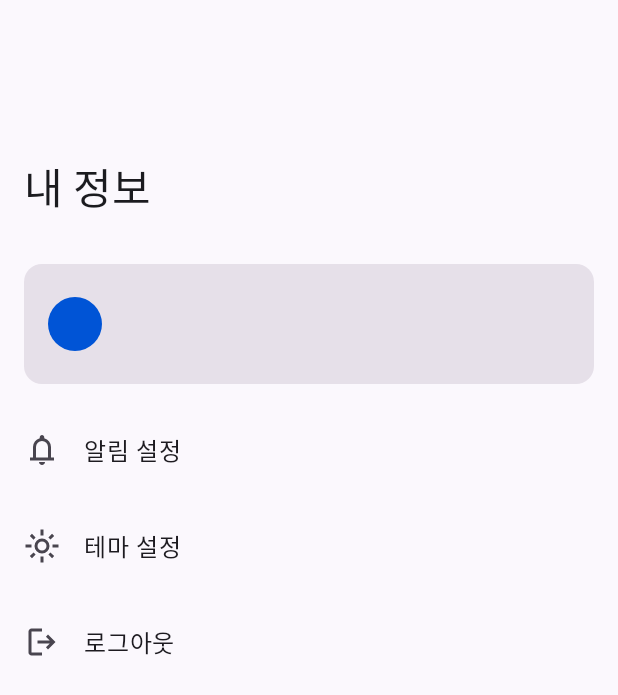
After one commit to boostcampwm2023/and09-PriceGuard, an Android app: the fragment MyPageFragment shown on its own in the app's theme, on a phone screen of 412 x 824 dp. The commit adds this screen. Shown: the top 695 px of the screen. Run offline under Robolectric (Android 15) with nearby library versions, the phone set to English and light mode, and no system bars; our stand-ins replace data binding.

Commit message:
feat: 내 정보 ui 추가, 리사이클러 뷰 어댑터 구현

```diff
--- /dev/null
+++ b/android/app/src/main/java/app/priceguard/ui/MyPageFragment.kt
@@ -0,0 +1,38 @@
+package app.priceguard.ui
+
+import android.os.Bundle
+import android.view.LayoutInflater
+import android.view.View
+import android.view.ViewGroup
+import androidx.fragment.app.Fragment
+import app.priceguard.R
+import app.priceguard.databinding.FragmentMyPageBinding
+
+class MyPageFragment : Fragment() {
+
+    private lateinit var binding: FragmentMyPageBinding
+
+    override fun onCreateView(
+        inflater: LayoutInflater,
+        container: ViewGroup?,
+        savedInstanceState: Bundle?
+    ): View {
+        binding = FragmentMyPageBinding.inflate(layoutInflater, container, false)
+        return binding.root
+    }
+
+    override fun onViewCreated(view: View, savedInstanceState: Bundle?) {
+        super.onViewCreated(view, savedInstanceState)
+
+        initSettingAdapter()
+    }
+
+    private fun initSettingAdapter() {
+        val items = mutableListOf(
+            SettingItem(R.drawable.ic_notification, getString(R.string.notification_setting)),
+            SettingItem(R.drawable.ic_light_mode, getString(R.string.theme_setting)),
+            SettingItem(R.drawable.ic_logout, getString(R.string.logout))
+        )
+        binding.rvMyPageSetting.adapter = MyPageSettingAdapter(items)
+    }
+}
--- /dev/null
+++ b/android/app/src/main/java/app/priceguard/ui/MyPageSettingAdapter.kt
@@ -0,0 +1,38 @@
+package app.priceguard.ui
+
+import android.view.LayoutInflater
+import android.view.ViewGroup
+import androidx.recyclerview.widget.RecyclerView
+import app.priceguard.databinding.ItemMyPageListBinding
+
+data class SettingItem(
+    val icon: Int,
+    val title: String
+)
+
+class MyPageSettingAdapter(private val items: List<SettingItem>) : RecyclerView.Adapter<ViewHolder>() {
+
+    override fun getItemCount(): Int {
+        return items.size
+    }
+
+    override fun onCreateViewHolder(parent: ViewGroup, viewType: Int): ViewHolder {
+        val binding = ItemMyPageListBinding.inflate(LayoutInflater.from(parent.context), parent, false)
+        return ViewHolder(binding)
+    }
+
+    override fun onBindViewHolder(holder: ViewHolder, position: Int) {
+        val item = items[position]
+        holder.bind(item)
+    }
+}
+
+class ViewHolder(private val binding: ItemMyPageListBinding) : RecyclerView.ViewHolder(binding.root) {
+
+    fun bind(item: SettingItem) {
+        with(binding) {
+            ivMyPageItemIcon.setImageResource(item.icon)
+            settingInfo = item
+        }
+    }
+}
--- /dev/null
+++ b/android/app/src/main/res/layout/fragment_my_page.xml
@@ -0,0 +1,102 @@
+<?xml version="1.0" encoding="utf-8"?>
+<layout xmlns:android="http://schemas.android.com/apk/res/android"
+    xmlns:app="http://schemas.android.com/apk/res-auto"
+    xmlns:tools="http://schemas.android.com/tools">
+
+    <androidx.coordinatorlayout.widget.CoordinatorLayout
+        android:layout_width="match_parent"
+        android:layout_height="match_parent"
+        android:background="?attr/colorSurface"
+        tools:context=".ui.MyPageFragment">
+
+        <com.google.android.material.appbar.AppBarLayout
+            android:id="@+id/abl_signup_topbar"
+            android:layout_width="match_parent"
+            android:layout_height="wrap_content"
+            android:fitsSystemWindows="true"
+            app:layout_constraintTop_toTopOf="parent">
+
+            <com.google.android.material.appbar.CollapsingToolbarLayout
+                android:id="@+id/ctl_signup_topbar"
+                style="?attr/collapsingToolbarLayoutLargeStyle"
+                android:layout_width="match_parent"
+                android:layout_height="?attr/collapsingToolbarLayoutLargeSize"
+                android:background="?attr/colorSurface"
+                app:layout_scrollFlags="scroll|exitUntilCollapsed">
+
+                <com.google.android.material.appbar.MaterialToolbar
+                    android:id="@+id/mt_signup_topbar"
+                    android:layout_width="wrap_content"
+                    android:layout_height="?attr/actionBarSize"
+                    android:elevation="0dp"
+                    app:title="@string/my_page" />
+
+            </com.google.android.material.appbar.CollapsingToolbarLayout>
+
+        </com.google.android.material.appbar.AppBarLayout>
+
+        <androidx.core.widget.NestedScrollView
+            android:layout_width="match_parent"
+            android:layout_height="wrap_content"
+            app:layout_behavior="com.google.android.material.appbar.AppBarLayout$ScrollingViewBehavior">
+
+            <androidx.constraintlayout.widget.ConstraintLayout
+                android:layout_width="match_parent"
+                android:layout_height="wrap_content">
+
+                <View
+                    android:id="@+id/view_my_page_background"
+                    android:layout_width="0dp"
+                    android:layout_height="80dp"
+                    android:layout_marginHorizontal="16dp"
+                    android:layout_marginTop="24dp"
+                    android:background="@drawable/bg_corner_round"
+                    app:layout_constraintEnd_toEndOf="parent"
+                    app:layout_constraintStart_toStartOf="parent"
+                    app:layout_constraintTop_toTopOf="parent" />
+
+                <TextView
+                    android:id="@+id/tv_my_page_profile"
+                    style="?attr/textAppearanceTitleMedium"
+                    android:layout_width="wrap_content"
+                    android:layout_height="wrap_content"
+                    android:layout_margin="16dp"
+                    android:background="@drawable/bg_circle"
+                    android:gravity="center"
+                    android:textColor="#ffffff"
+                    app:layout_constraintBottom_toBottomOf="@id/view_my_page_background"
+                    app:layout_constraintStart_toStartOf="@id/view_my_page_background"
+                    app:layout_constraintTop_toTopOf="@id/view_my_page_background" />
+
+                <TextView
+                    android:id="@+id/tv_my_page_name"
+                    style="?attr/textAppearanceBodyLarge"
+                    android:layout_width="wrap_content"
+                    android:layout_height="wrap_content"
+                    android:layout_marginStart="16dp"
+                    app:layout_constraintBottom_toTopOf="@id/tv_my_page_email"
+                    app:layout_constraintStart_toEndOf="@id/tv_my_page_profile"
+                    app:layout_constraintTop_toTopOf="@id/view_my_page_background" />
+
+                <TextView
+                    android:id="@+id/tv_my_page_email"
+                    style="?attr/textAppearanceBodyMedium"
+                    android:layout_width="wrap_content"
+                    android:layout_height="wrap_content"
+                    app:layout_constraintBottom_toBottomOf="@id/view_my_page_background"
+                    app:layout_constraintStart_toStartOf="@id/tv_my_page_name"
+                    app:layout_constraintTop_toBottomOf="@id/tv_my_page_name" />
+
+                <androidx.recyclerview.widget.RecyclerView
+                    android:id="@+id/rv_my_page_setting"
+                    android:layout_width="0dp"
+                    android:layout_height="wrap_content"
+                    android:layout_marginTop="16dp"
+                    app:layoutManager="androidx.recyclerview.widget.LinearLayoutManager"
+                    app:layout_constraintEnd_toEndOf="parent"
+                    app:layout_constraintStart_toStartOf="parent"
+                    app:layout_constraintTop_toBottomOf="@id/view_my_page_background" />
+            </androidx.constraintlayout.widget.ConstraintLayout>
+        </androidx.core.widget.NestedScrollView>
+    </androidx.coordinatorlayout.widget.CoordinatorLayout>
+</layout>
--- /dev/null
+++ b/android/app/src/main/res/layout/item_my_page_list.xml
@@ -0,0 +1,41 @@
+<?xml version="1.0" encoding="utf-8"?>
+<layout xmlns:android="http://schemas.android.com/apk/res/android"
+    xmlns:app="http://schemas.android.com/apk/res-auto">
+
+    <data>
+
+        <variable
+            name="settingInfo"
+            type="app.priceguard.ui.SettingItem" />
+    </data>
+
+    <androidx.constraintlayout.widget.ConstraintLayout
+        android:id="@+id/layout_setting"
+        android:layout_width="match_parent"
+        android:layout_height="wrap_content"
+        android:layout_marginBottom="8dp"
+        >
+
+        <ImageView
+            android:id="@+id/iv_my_page_item_icon"
+            android:layout_width="wrap_content"
+            android:layout_height="wrap_content"
+            android:layout_marginStart="16dp"
+            app:layout_constraintBottom_toBottomOf="parent"
+            app:layout_constraintStart_toStartOf="parent"
+            app:layout_constraintTop_toTopOf="parent" />
+
+        <TextView
+            android:id="@+id/tv_my_page_item_setting"
+            style="@style/TextAppearance.Material3.BodyLarge"
+            android:layout_width="wrap_content"
+            android:layout_height="wrap_content"
+            android:layout_margin="16dp"
+            android:text="@{settingInfo.title}"
+            app:layout_constraintBottom_toBottomOf="parent"
+            app:layout_constraintStart_toEndOf="@id/iv_my_page_item_icon"
+            app:layout_constraintTop_toTopOf="parent" />
+
+
+    </androidx.constraintlayout.widget.ConstraintLayout>
+</layout>
--- a/android/app/src/main/res/values/strings.xml
+++ b/android/app/src/main/res/values/strings.xml
@@ -8,4 +8,10 @@
     <string name="name">이름</string>
     <string name="retype_password">비밀번호 재입력</string>
     <string name="register">가입하기</string>
+    <!-- TODO: Remove or change this placeholder text -->
+    <string name="hello_blank_fragment">Hello blank fragment</string>
+    <string name="my_page">내 정보</string>
+    <string name="notification_setting">알림 설정</string>
+    <string name="theme_setting">테마 설정</string>
+    <string name="logout">로그아웃</string>
 </resources>
```
